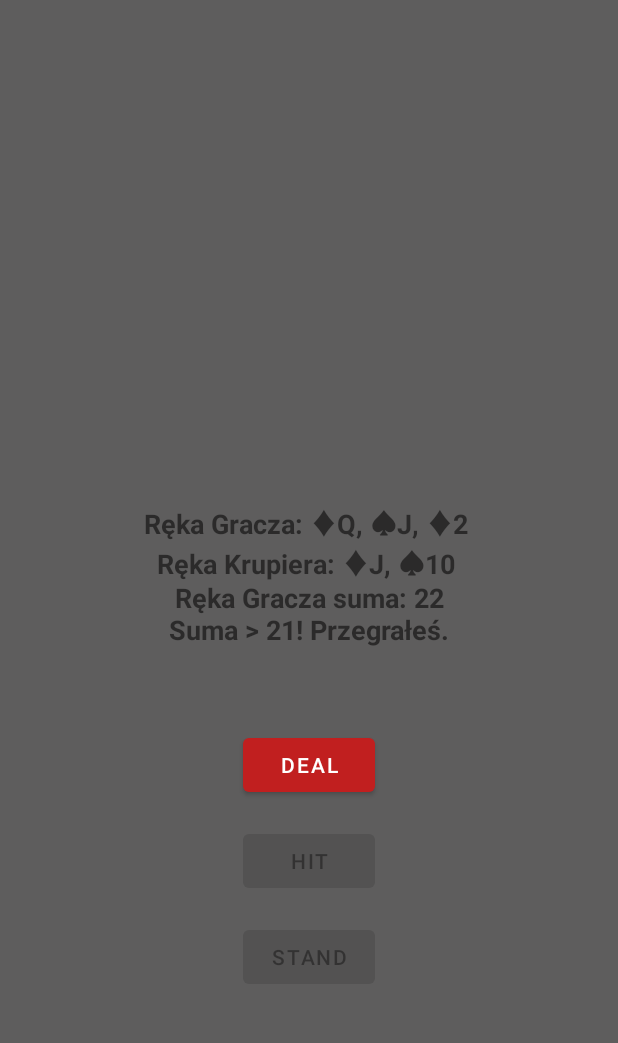
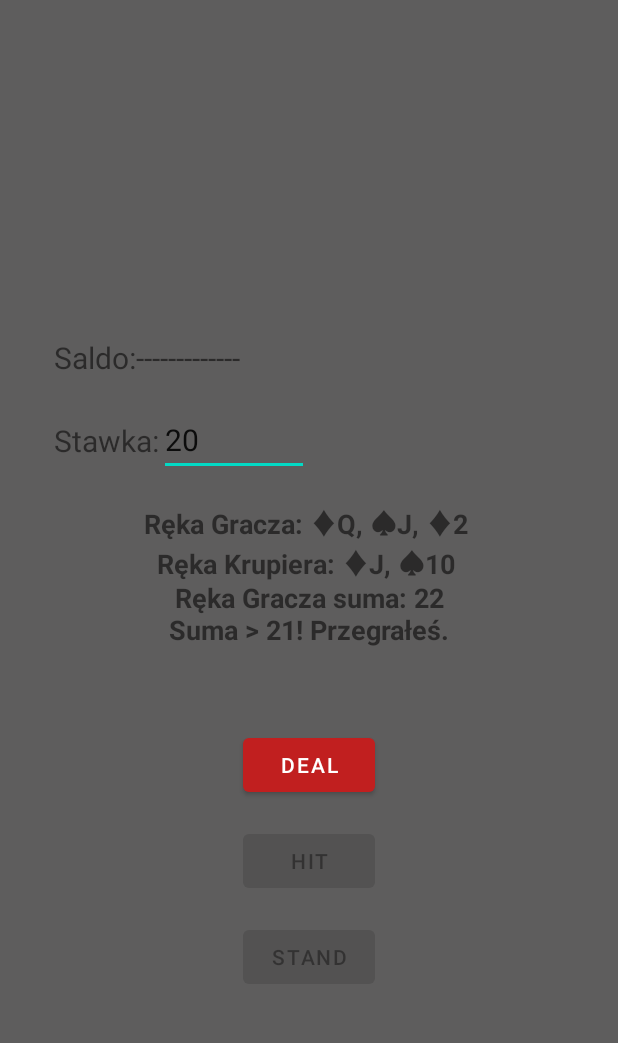
Before and after one commit to Michali0/cashino, an Android app: the fragment BlackJackFragment placed in its activity, after a tap on "HIT", on a phone screen of 412 x 824 dp, the part 84-1127 px from its top. Run offline under Robolectric (Android 15) with nearby library versions, the phone set to English and light mode, and no system bars; 1 other tap on this screen came first.

Commit message:
Dodana opcja rejestracji nowego konta, prace nad saldem i stawką w black jacku

```diff
--- a/app/src/main/res/layout/fragment_blackjack.xml
+++ b/app/src/main/res/layout/fragment_blackjack.xml
@@ -5,6 +5,47 @@
     android:layout_height="match_parent"
     android:id="@+id/fragment_black"
     android:padding="16dp">
+
+    <TextView
+        android:id="@+id/saldoS"
+        android:layout_width="wrap_content"
+        android:layout_height="wrap_content"
+        android:text="@string/saldoS"
+        android:textSize="20sp"
+        android:layout_marginBottom="28dp"
+        android:layout_marginStart="20dp"
+        android:layout_above="@+id/stawkaS"
+        android:layout_alignParentStart="true"/>
+    <TextView
+        android:id="@+id/saldoText"
+        android:layout_width="wrap_content"
+        android:layout_height="wrap_content"
+        android:layout_toEndOf="@+id/saldoS"
+        android:layout_above="@+id/stawkaS"
+        android:layout_marginBottom="28dp"
+        android:layout_marginEnd="20dp"
+        android:textSize="20sp"
+        android:text="-------------"/>
+    <TextView
+        android:id="@+id/stawkaS"
+        android:layout_width="wrap_content"
+        android:layout_height="wrap_content"
+        android:text="@string/stawkaS"
+        android:textSize="20sp"
+        android:layout_alignParentStart="true"
+        android:layout_marginBottom="28dp"
+        android:layout_marginStart="20dp"
+        android:layout_above="@+id/textViewResult"/>
+    <EditText
+        android:id="@+id/stawkaText"
+        android:inputType="number"
+        android:layout_width="100dp"
+        android:layout_height="wrap_content"
+        android:layout_toEndOf="@id/stawkaS"
+        android:layout_above="@+id/textViewResult"
+        android:layout_marginBottom="18dp"
+        android:textSize="20sp"
+        android:text="@string/defStawka"/>
 
     <TextView
         android:id="@+id/textViewResult"
--- a/app/src/main/res/layout/fragment_roulette.xml
+++ b/app/src/main/res/layout/fragment_roulette.xml
@@ -12,10 +12,10 @@
         android:layout_width="wrap_content"
         android:layout_height="wrap_content"
         android:layout_alignParentBottom="true"
-        android:layout_alignParentRight="true"
+        android:layout_alignParentEnd="true"
         android:text="@string/btnText"
         android:layout_marginBottom="15dp"
-        android:layout_marginRight="15dp"/>
+        android:layout_marginEnd="15dp"/>
 
         <TextView
             android:id="@+id/wynikW"
@@ -24,7 +24,7 @@
             android:text="Wynik: "
             android:textSize="32sp"
             android:textColor="@color/white"
-            android:layout_marginLeft="85dp"
+            android:layout_marginStart="85dp"
             android:layout_above="@+id/pointerSpin"
             android:layout_marginBottom="30dp"/>
         <TextView
--- a/app/src/main/res/values/strings.xml
+++ b/app/src/main/res/values/strings.xml
@@ -17,4 +17,8 @@
     <string name="close_navigation_bar">Close navigation bar</string>
     <!-- TODO: Remove or change this placeholder text -->
     <string name="hello_blank_fragment">Hello blank fragment</string>
+    <string name="btnRegister">Zarejestruj</string>
+    <string name="saldoS">Saldo: </string>
+    <string name="stawkaS">Stawka: </string>
+    <string name="defStawka">20</string>
 </resources>
```
Also changed, not shown: app/src/main/java/pl/wincenciuk/cashino/BlackJackFragment.kt (+5 -5 lines), app/src/main/java/pl/wincenciuk/cashino/MainActivity.kt (+59 -0 lines), app/src/main/res/layout/activity_main.xml (+13 -2 lines).
